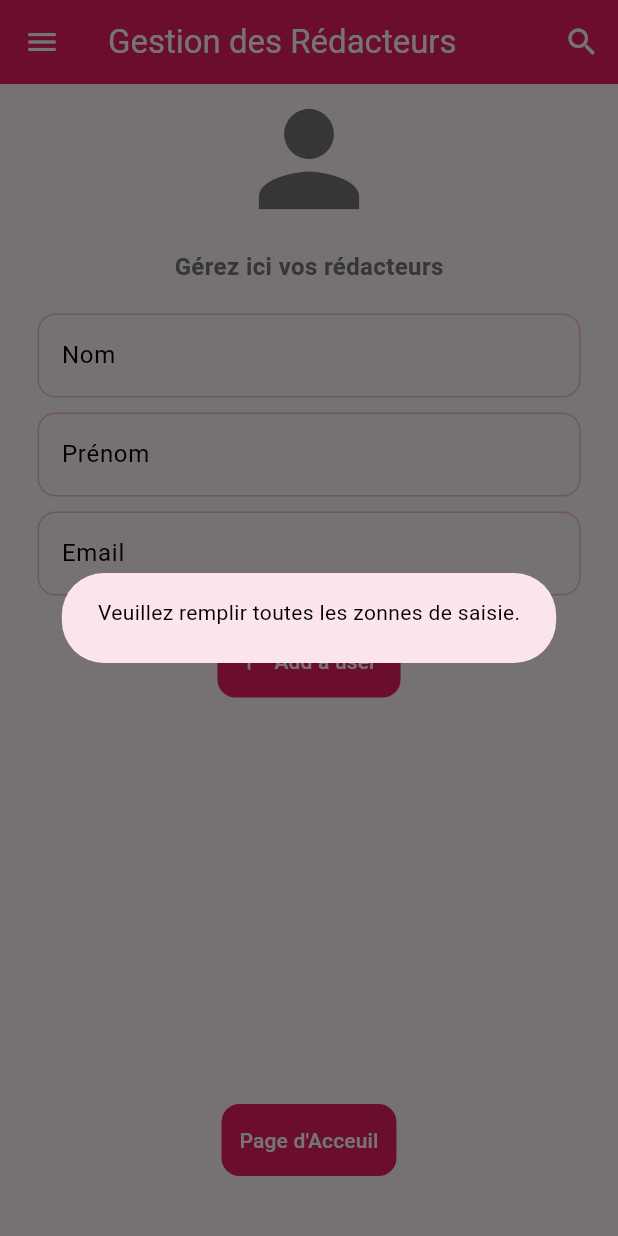
After one commit to GmTechn/magazineclone, a Flutter app: the GestionRedacteurs screen opened by its route, after a tap on "Add a user", on a phone screen of 412 x 824 dp. The commit adds this screen. Run offline on Flutter 3.47's test engine with Material 3 defaults, Android fonts, the phone set to English and light mode, and no system bars; our stand-ins replace sqflite; missing offline and left inert: dart:ffi; accounts and stored records are empty.

Commit message:
Database management and button to navigate between pages added

```diff
--- /dev/null
+++ b/lib/Components/textbutton.dart
@@ -0,0 +1,24 @@
+import 'package:flutter/material.dart';
+
+class MyTextButton extends StatelessWidget {
+  MyTextButton({super.key, required this.onTap, required this.ButtonText});
+
+  final VoidCallback onTap;
+  final String ButtonText;
+
+  @override
+  Widget build(BuildContext context) {
+    return Container(
+      decoration: BoxDecoration(
+        color: Colors.pink,
+        borderRadius: BorderRadius.circular(12),
+      ),
+      child: TextButton(
+          onPressed: onTap,
+          child: Text(
+            ButtonText,
+            style: const TextStyle(color: Colors.white),
+          )),
+    );
+  }
+}
--- /dev/null
+++ b/lib/Components/textfield.dart
@@ -0,0 +1,31 @@
+import 'package:flutter/material.dart';
+
+class MyTextfield extends StatelessWidget {
+  const MyTextfield({
+    super.key,
+    required this.textfieldtitle,
+    required this.textfieldController,
+  });
+  final String textfieldtitle;
+  final TextEditingController textfieldController;
+
+  @override
+  Widget build(BuildContext context) {
+    return Padding(
+      padding: const EdgeInsets.symmetric(horizontal: 25),
+      child: TextField(
+        controller: textfieldController,
+        decoration: InputDecoration(
+          labelText: textfieldtitle,
+          labelStyle: TextStyle(color: Colors.black),
+          enabledBorder: OutlineInputBorder(
+            borderRadius: BorderRadius.circular(12),
+            borderSide: BorderSide(color: Colors.pink.shade100),
+          ),
+          focusedBorder:
+              OutlineInputBorder(borderSide: BorderSide(color: Colors.pink)),
+        ),
+      ),
+    );
+  }
+}
--- /dev/null
+++ b/lib/Modele/redacteur.dart
@@ -0,0 +1,34 @@
+class Redacteur {
+  final int? id;
+  final String fname;
+  final String lname;
+  final String email;
+
+  Redacteur(
+      {required this.id,
+      required this.fname,
+      required this.lname,
+      required this.email});
+
+  Redacteur.sansId(this.id,
+      {required this.fname, required this.lname, required this.email});
+
+  Map<String, dynamic> toMap() {
+    return {
+      'id': id,
+      'fname': fname,
+      'lname': lname,
+      'email': email,
+    };
+  }
+
+  //define a method from map
+  factory Redacteur.fromMap(Map<String, dynamic> map) {
+    return Redacteur(
+      id: map['id'],
+      fname: map['fname'],
+      lname: map['lname'],
+      email: map['email'],
+    );
+  }
+}
--- /dev/null
+++ b/lib/dbmanager.dart
@@ -0,0 +1,67 @@
+import 'dart:async';
+
+import 'package:activite1/Modele/redacteur.dart';
+import 'package:sqflite/sqflite.dart';
+
+import 'package:path/path.dart';
+
+class DatabaseManager {
+  late Database _database;
+
+  Future<void> initialisation() async {
+    _database = await openDatabase(
+      join(await getDatabasesPath(), 'users_database.db'),
+      onCreate: (db, version) {
+        return db.execute(
+          '''CREATE TABLE users(
+      id INTEGER PRIMARY KEY AUTOINCREMENT,
+      fname TEXT,
+      lname TEXT,
+      email TEXT)''',
+        );
+      },
+      version: 1,
+    );
+  }
+
+  //get All Users
+
+  Future<List<Redacteur>> getAllRedacteurs() async {
+    final List<Map<String, dynamic>> maps = await _database.query('users');
+
+    return List.generate(maps.length, (i) {
+      return Redacteur(
+        id: maps[i]['id'],
+        fname: maps[i]['fname'],
+        lname: maps[i]['lname'],
+        email: maps[i]['email'],
+      );
+    });
+  }
+
+  //insert a new user in the database
+
+  Future<void> insertRedacteur(Redacteur user) async {
+    await _database.insert(
+      'users',
+      user.toMap(),
+    );
+  }
+
+  //Update a user's information
+
+  Future<void> updateRedacteur(Redacteur user) async {
+    await _database
+        .update('users', user.toMap(), where: 'id = ?', whereArgs: [user.id]);
+  }
+
+  //Delete a user
+
+  Future<void> deleteRedacteur(int id) async {
+    await _database.delete(
+      'users',
+      where: 'id = ?',
+      whereArgs: [id],
+    );
+  }
+}
--- /dev/null
+++ b/lib/gestion.dart
@@ -0,0 +1,338 @@
+import 'package:activite1/Components/textbutton.dart';
+import 'package:activite1/Components/textfield.dart';
+import 'package:activite1/Modele/redacteur.dart';
+import 'package:activite1/dbmanager.dart';
+import 'package:activite1/pageAcceuil.dart';
+import 'package:flutter/material.dart';
+
+class GestionRedacteurs extends StatefulWidget {
+  const GestionRedacteurs({super.key});
+
+  @override
+  State<GestionRedacteurs> createState() => _GestionRedacteursState();
+}
+
+class _GestionRedacteursState extends State<GestionRedacteurs> {
+// Create controllers for each text field
+  final TextEditingController fnameController = TextEditingController();
+  final TextEditingController lnameController = TextEditingController();
+  final TextEditingController emailController = TextEditingController();
+
+//list to store added users
+
+  List<Redacteur> _users = [];
+
+//Management of the database
+
+  final DatabaseManager _dbManager = DatabaseManager();
+
+  @override
+//initialisation de la DB so that the state is always initialized at login
+
+  @override
+  void initState() {
+    super.initState();
+    _initDb();
+  }
+
+  Future<void> _initDb() async {
+    await _dbManager.initialisation();
+    _loadUsers();
+  }
+
+  Future<void> _loadUsers() async {
+    final users = await _dbManager.getAllRedacteurs();
+    setState(() {
+      _users = users;
+    });
+  }
+
+  //adding user from texteditting contoller
+
+  Future<void> _addUser() async {
+    if (fnameController.text.isEmpty ||
+        lnameController.text.isEmpty ||
+        emailController.text.isEmpty) {
+      showDialog(
+        context: context,
+        builder: (context) {
+          return AlertDialog(
+            backgroundColor: Colors.pink.shade50,
+            content: const Text(
+              'Veuillez remplir toutes les zonnes de saisie.',
+              style: TextStyle(color: Colors.black),
+            ),
+          );
+        },
+      );
+      return;
+    }
+    final newUser = Redacteur(
+        id: null,
+        fname: fnameController.text,
+        lname: lnameController.text,
+        email: emailController.text);
+
+    showDialog(
+      context: context,
+      builder: (context) {
+        return AlertDialog(
+          backgroundColor: Colors.pink.shade50,
+          content: const Text(
+            'Utilisateur ajouté avec succès.',
+            style: TextStyle(color: Colors.black),
+          ),
+        );
+      },
+    );
+
+    await _dbManager.insertRedacteur(newUser);
+    await _loadUsers();
+
+    //clear fields after adding name to database
+
+    fnameController.clear();
+    lnameController.clear();
+    emailController.clear();
+  }
+
+  //delete user from the list of users
+  Future<void> _deleteUser(Redacteur user) async {
+    final confirm = await showDialog<bool>(
+        context: context,
+        builder: (context) => AlertDialog(
+              backgroundColor: Colors.pink.shade50,
+              title: const Text(
+                'Supprimer un Rédacteur',
+                style: TextStyle(color: Colors.black),
+              ),
+              content: Text(
+                'Voulez-vous vraiment supprimer ${user.fname}?',
+                style: TextStyle(color: Colors.black),
+              ),
+              actions: [
+                TextButton(
+                    onPressed: () => Navigator.pop(context, false),
+                    child: const Text(
+                      'Annuler',
+                      style: TextStyle(
+                          color: Colors.blue, fontWeight: FontWeight.bold),
+                    )),
+                TextButton(
+                  onPressed: () => Navigator.pop(context, true),
+                  child: const Text("Supprimer",
+                      style: TextStyle(
+                          color: Colors.red, fontWeight: FontWeight.bold)),
+                ),
+              ],
+            ));
+
+    if (confirm == true) {
+      showDialog(
+        context: context,
+        builder: (context) {
+          return AlertDialog(
+            backgroundColor: Colors.pink.shade50,
+            content: const Text(
+              'Utilisateur supprimé avec succès.',
+              style: TextStyle(color: Colors.black),
+            ),
+          );
+        },
+      );
+      await _dbManager.deleteRedacteur(user.id!);
+      _loadUsers();
+    }
+  }
+
+  //editting a user from the list of users
+
+  Future<void> _editUser(Redacteur user) async {
+    final TextEditingController newFname =
+        TextEditingController(text: user.fname);
+    TextEditingController newLname = TextEditingController(text: user.lname);
+    TextEditingController newEmail = TextEditingController(text: user.email);
+
+    await showDialog(
+        context: context,
+        builder: (context) => AlertDialog(
+              title: const Text('Modifier Rédacteur'),
+              content: Column(
+                mainAxisSize: MainAxisSize.min,
+                children: [
+                  MyTextfield(
+                      textfieldtitle: 'Nouveau Nom',
+                      textfieldController: newLname),
+                  const SizedBox(
+                    height: 10,
+                  ),
+                  MyTextfield(
+                      textfieldtitle: 'Nouveau Prénom',
+                      textfieldController: newFname),
+                  const SizedBox(
+                    height: 10,
+                  ),
+                  MyTextfield(
+                      textfieldtitle: 'Nouvel Email',
+                      textfieldController: newEmail),
+                ],
+              ),
+              actions: [
+                TextButton(
+                    onPressed: () => Navigator.pop(context),
+                    child: const Text(
+                      'Annuler',
+                      style: TextStyle(
+                          color: Colors.blue, fontWeight: FontWeight.bold),
+                    )),
+                TextButton(
+                    onPressed: () async {
+                      final updatedUser = Redacteur(
+                          id: user.id,
+                          fname: newFname.text,
+                          lname: newLname.text,
+                          email: newEmail.text);
+
+                      await _dbManager.updateRedacteur(updatedUser);
+
+                      Navigator.pop(context);
+                      _loadUsers();
+                    },
+                    child: const Text(
+                      'Enregistrer',
+                      style: TextStyle(
+                          color: Colors.green, fontWeight: FontWeight.bold),
+                    ))
+              ],
+            ));
+  }
+
+  void dispose() {
+    // Always dispose controllers to avoid memory leaks
+    fnameController.dispose();
+    lnameController.dispose();
+    emailController.dispose();
+    super.dispose();
+  }
+
+  @override
+  Widget build(BuildContext context) {
+    return Scaffold(
+      appBar: AppBar(
+        leading: IconButton(
+          onPressed: () {},
+          icon: const Icon(Icons.menu, color: Colors.white),
+        ),
+        backgroundColor: Colors.pink,
+        title: const Text(
+          'Gestion des Rédacteurs',
+          style: TextStyle(color: Colors.white),
+        ),
+        actions: [
+          IconButton(
+            onPressed: () {},
+            icon: const Icon(Icons.search, color: Colors.white),
+          )
+        ],
+      ),
+      body: Column(
+        children: [
+          Icon(
+            Icons.person,
+            color: Colors.grey.shade600,
+            size: 100,
+          ),
+          const SizedBox(height: 10),
+          Text(
+            'Gérez ici vos rédacteurs',
+            style: TextStyle(
+              color: Colors.grey[600],
+              fontWeight: FontWeight.bold,
+              fontSize: 16,
+            ),
+          ),
+          const SizedBox(height: 20),
+
+          // Correctly passing TextEditingControllers
+          MyTextfield(
+            textfieldtitle: 'Nom',
+            textfieldController: fnameController,
+          ),
+          const SizedBox(height: 10),
+          MyTextfield(
+            textfieldtitle: 'Prénom',
+            textfieldController: lnameController,
+          ),
+          const SizedBox(height: 10),
+          MyTextfield(
+            textfieldtitle: 'Email',
+            textfieldController: emailController,
+          ),
+          const SizedBox(height: 20),
+
+          Container(
+            decoration: BoxDecoration(
+              color: Colors.pink,
+              borderRadius: BorderRadius.circular(12),
+            ),
+            child: TextButton.icon(
+              icon: const Icon(Icons.add, color: Colors.white),
+              onPressed: _addUser,
+              label: const Text(
+                'Add a user',
+                style: TextStyle(color: Colors.white),
+              ),
+            ),
+          ),
+          const SizedBox(
+            height: 20,
+          ),
+
+          Expanded(
+              child: ListView.builder(
+                  itemCount: _users.length,
+                  itemBuilder: (context, index) {
+                    final user = _users[index];
+                    return Padding(
+                      padding: const EdgeInsets.all(8.0),
+                      child: Card(
+                        color: const Color.fromARGB(255, 255, 235, 242),
+                        margin: const EdgeInsets.symmetric(horizontal: 16),
+                        child: ListTile(
+                          title: Text('${user.fname} ${user.lname}'),
+                          subtitle: Text(user.email),
+                          trailing: Row(
+                            mainAxisSize: MainAxisSize.min,
+                            children: [
+                              IconButton(
+                                  onPressed: () => _deleteUser(user),
+                                  icon: const Icon(
+                                    Icons.delete,
+                                    color: Colors.pink,
+                                  )),
+                              IconButton(
+                                  onPressed: () => _editUser(user),
+                                  icon: const Icon(
+                                    Icons.edit,
+                                    color: Colors.pink,
+                                  ))
+                            ],
+                          ),
+                        ),
+                      ),
+                    );
+                  })),
+
+          Padding(
+            padding: const EdgeInsets.all(40.0),
+            child: MyTextButton(
+              onTap: () => Navigator.push(context,
+                  MaterialPageRoute(builder: (context) => PageAcceuil())),
+              ButtonText: "Page d'\Acceuil",
+            ),
+          )
+        ],
+      ),
+    );
+  }
+}
--- a/lib/main.dart
+++ b/lib/main.dart
@@ -1,20 +1,25 @@
-import 'package:activite1/pageAcceuil.dart';
+import 'package:activite1/gestion.dart';
+import 'package:activite1/pageacceuil.dart';
 
 import 'package:flutter/material.dart';
 
 void main() {
-  runApp(const MonAppli());
+  runApp(const MyApp());
 }
 
-class MonAppli extends StatelessWidget {
-  const MonAppli({super.key});
+class MyApp extends StatelessWidget {
+  const MyApp({super.key});
 
   @override
   Widget build(BuildContext context) {
-    return const MaterialApp(
+    return MaterialApp(
       debugShowCheckedModeBanner: false,
       title: 'Magazine',
-      home: PageAcceuil(),
+      initialRoute: '/homepage',
+      routes: {
+        '/homepage': (context) => PageAcceuil(),
+        '/usermanager': (context) => GestionRedacteurs(),
+      },
     );
   }
 }
--- a/pubspec.yaml
+++ b/pubspec.yaml
@@ -45,6 +45,7 @@ dev_dependencies:
   # package. See that file for information about deactivating specific lint
   # rules and activating additional ones.
   flutter_lints: ^4.0.0
+  sqflite: ^2.3.0
 
 # For information on the generic Dart part of this file, see the
 # following page: https://dart.dev/tools/pub/pubspec
```
Also changed, not shown: lib/pageAcceuil.dart (+11 -1 lines), pubspec.lock, 10 other files.
